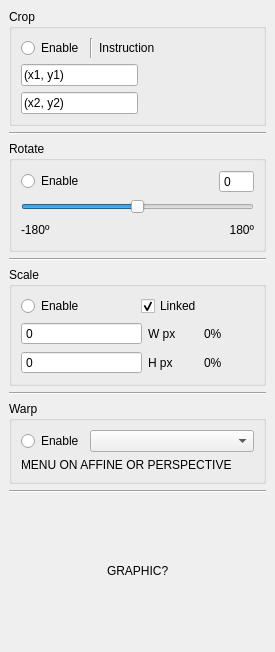
First picture: the form in src/transformmenu.ui, repository mattykakes/qcvTouchUp, before the edit.
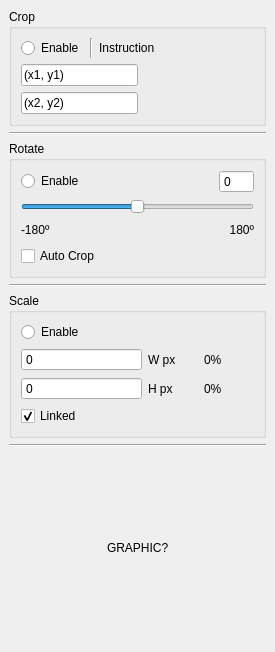
Second picture: the form after the edit.

Commit message: auto crop functionality for rotate working in #8

What changed in the file:
```diff
--- a/src/transformmenu.ui
+++ b/src/transformmenu.ui
@@ -269,6 +269,16 @@
          </item>
         </layout>
        </item>
+       <item>
+        <widget class="QCheckBox" name="checkBox_rotateAutoCrop">
+         <property name="text">
+          <string>Auto Crop</string>
+         </property>
+         <property name="checked">
+          <bool>false</bool>
+         </property>
+        </widget>
+       </item>
       </layout>
      </widget>
     </item>
@@ -286,25 +296,11 @@
       </property>
       <layout class="QVBoxLayout" name="verticalLayout_5">
        <item>
-        <layout class="QHBoxLayout" name="horizontalLayout_ScaleEnable">
-         <item>
-          <widget class="QRadioButton" name="radioButton_ScaleEnable">
-           <property name="text">
-            <string>Enable</string>
-           </property>
-          </widget>
-         </item>
-         <item>
-          <widget class="QCheckBox" name="checkBox_ScaleLinked">
-           <property name="text">
-            <string>Linked</string>
-           </property>
-           <property name="checked">
-            <bool>true</bool>
-           </property>
-          </widget>
-         </item>
-        </layout>
+        <widget class="QRadioButton" name="radioButton_ScaleEnable">
+         <property name="text">
+          <string>Enable</string>
+         </property>
+        </widget>
        </item>
        <item>
         <layout class="QHBoxLayout" name="horizontalLayout_ScaleWidth">
@@ -398,6 +394,16 @@
          </item>
         </layout>
        </item>
+       <item>
+        <widget class="QCheckBox" name="checkBox_ScaleLinked">
+         <property name="text">
+          <string>Linked</string>
+         </property>
+         <property name="checked">
+          <bool>true</bool>
+         </property>
+        </widget>
+       </item>
       </layout>
      </widget>
     </item>
@@ -408,50 +414,6 @@
       </property>
      </widget>
     </item>
-    <item>
-     <widget class="QGroupBox" name="groupBox_Warp">
-      <property name="title">
-       <string>Warp</string>
-      </property>
-      <layout class="QVBoxLayout" name="verticalLayout_6">
-       <item>
-        <layout class="QHBoxLayout" name="horizontalLayout_WarpEnable">
-         <item>
-          <widget class="QRadioButton" name="radioButton_WarpEnable">
-           <property name="text">
-            <string>Enable</string>
-           </property>
-          </widget>
-         </item>
-         <item>
-          <widget class="QComboBox" name="comboBox">
-           <property name="sizePolicy">
-            <sizepolicy hsizetype="Expanding" vsizetype="Fixed">
-             <horstretch>0</horstretch>
-             <verstretch>0</verstretch>
-            </sizepolicy>
-           </property>
-          </widget>
-         </item>
-        </layout>
-       </item>
-       <item>
-        <widget class="QLabel" name="label_11">
-         <property name="text">
-          <string>MENU ON AFFINE OR PERSPECTIVE</string>
-         </property>
-        </widget>
-       </item>
-      </layout>
-     </widget>
-    </item>
-    <item>
-     <widget class="Line" name="line_5">
-      <property name="orientation">
-       <enum>Qt::Horizontal</enum>
-      </property>
-     </widget>
-    </item>
     <item>
      <spacer name="verticalSpacer_2">
       <property name="orientation">
```
The commit also changes 3 other files.
